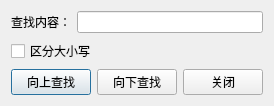
Old version of the form finddialog.ui in the repository pxh52013145/texteditor.
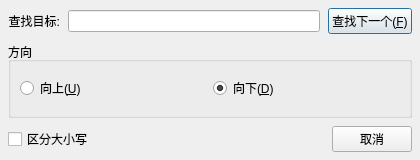
New version of the form.

Commit message: UI: 调整文件/编辑/格式/查看菜单；关于对话框样式与白字深色背景；状态栏显示length/lines/姓名；查找/替换对话框美化与按钮列布局；方向与大小写逻辑完善

```diff
--- a/finddialog.ui
+++ b/finddialog.ui
@@ -5,48 +5,114 @@
   <property name="windowTitle">
    <string>查找</string>
   </property>
+  <property name="minimumSize">
+   <size>
+    <width>420</width>
+    <height>160</height>
+   </size>
+  </property>
   <layout class="QVBoxLayout" name="verticalLayout">
+   <property name="spacing">
+    <number>8</number>
+   </property>
+   <property name="leftMargin">
+    <number>8</number>
+   </property>
+   <property name="topMargin">
+    <number>8</number>
+   </property>
+   <property name="rightMargin">
+    <number>8</number>
+   </property>
+   <property name="bottomMargin">
+    <number>8</number>
+   </property>
    <item>
     <layout class="QHBoxLayout" name="horizontalLayout">
      <item>
       <widget class="QLabel" name="label">
        <property name="text">
-        <string>查找内容：</string>
+        <string>查找目标:</string>
        </property>
+       <property name="alignment">
+        <set>Qt::AlignRight|Qt::AlignVCenter</set>
+       </property>
       </widget>
      </item>
      <item>
-      <widget class="QLineEdit" name="editText"/>
+      <widget class="QLineEdit" name="editText">
+       <property name="minimumWidth">
+        <number>240</number>
+       </property>
+      </widget>
+     </item>
+     <item>
+      <widget class="QPushButton" name="btnFindNext">
+       <property name="text">
+        <string>查找下一个(&amp;F)</string>
+       </property>
+       <property name="minimumWidth">
+        <number>110</number>
+       </property>
+      </widget>
      </item>
     </layout>
    </item>
    <item>
-    <widget class="QCheckBox" name="chkCase">
-     <property name="text">
-      <string>区分大小写</string>
+    <widget class="QGroupBox" name="groupDirection">
+     <property name="title">
+      <string>方向</string>
      </property>
+     <layout class="QHBoxLayout" name="dirLayout">
+      <item>
+       <widget class="QRadioButton" name="radioUp">
+        <property name="text">
+         <string>向上(&amp;U)</string>
+        </property>
+       </widget>
+      </item>
+      <item>
+       <widget class="QRadioButton" name="radioDown">
+        <property name="text">
+         <string>向下(&amp;D)</string>
+        </property>
+        <property name="checked">
+         <bool>true</bool>
+        </property>
+       </widget>
+      </item>
+     </layout>
     </widget>
    </item>
    <item>
     <layout class="QHBoxLayout" name="horizontalLayout_2">
      <item>
-      <widget class="QPushButton" name="btnFindPrev">
+      <widget class="QCheckBox" name="chkCase">
        <property name="text">
-        <string>向上查找</string>
+        <string>区分大小写</string>
        </property>
       </widget>
      </item>
      <item>
-      <widget class="QPushButton" name="btnFindNext">
-       <property name="text">
-        <string>向下查找</string>
+      <spacer name="spacer">
+       <property name="orientation">
+        <enum>Qt::Horizontal</enum>
        </property>
-      </widget>
+       <property name="sizeHint" stdset="0">
+        <size>
+         <width>40</width>
+         <height>20</height>
+        </size>
+       </property>
+      </spacer>
      </item>
      <item>
       <widget class="QPushButton" name="btnClose">
        <property name="text">
-        <string>关闭</string>
+        <string>取消</string>
+       </property>
+       <property name="minimumWidth">
+        <number>110</number>
        </property>
       </widget>
      </item>
```
Left out of the diff: 4 changed lines with no effect on the pictures. The commit also changes 38 other files.
